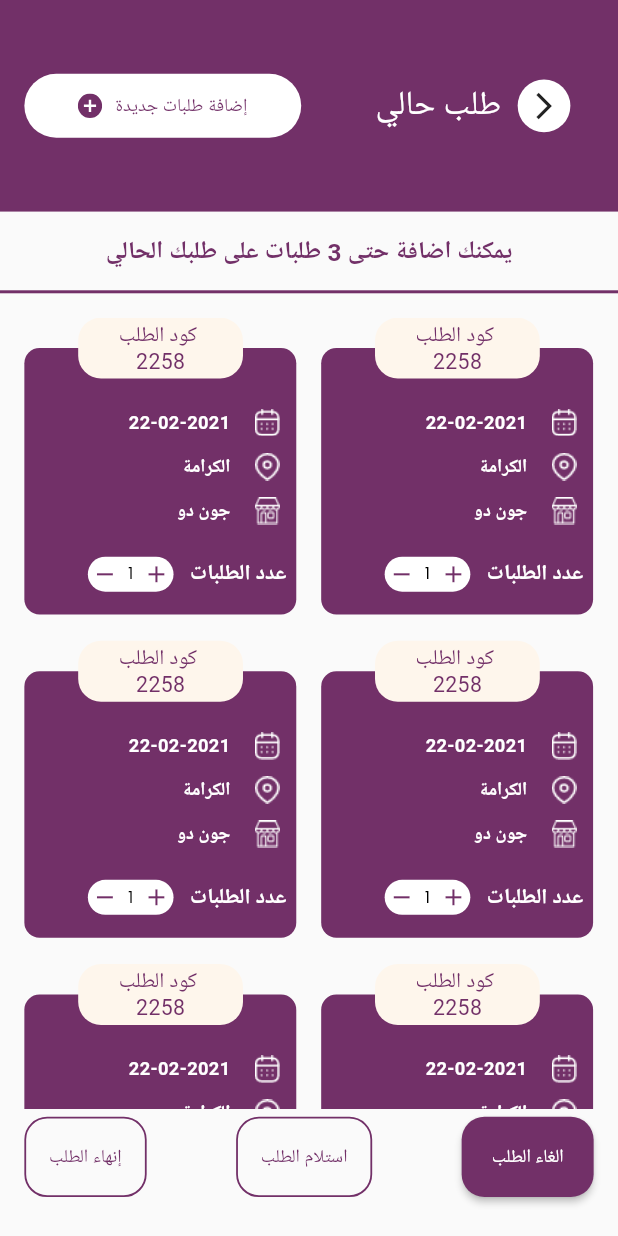
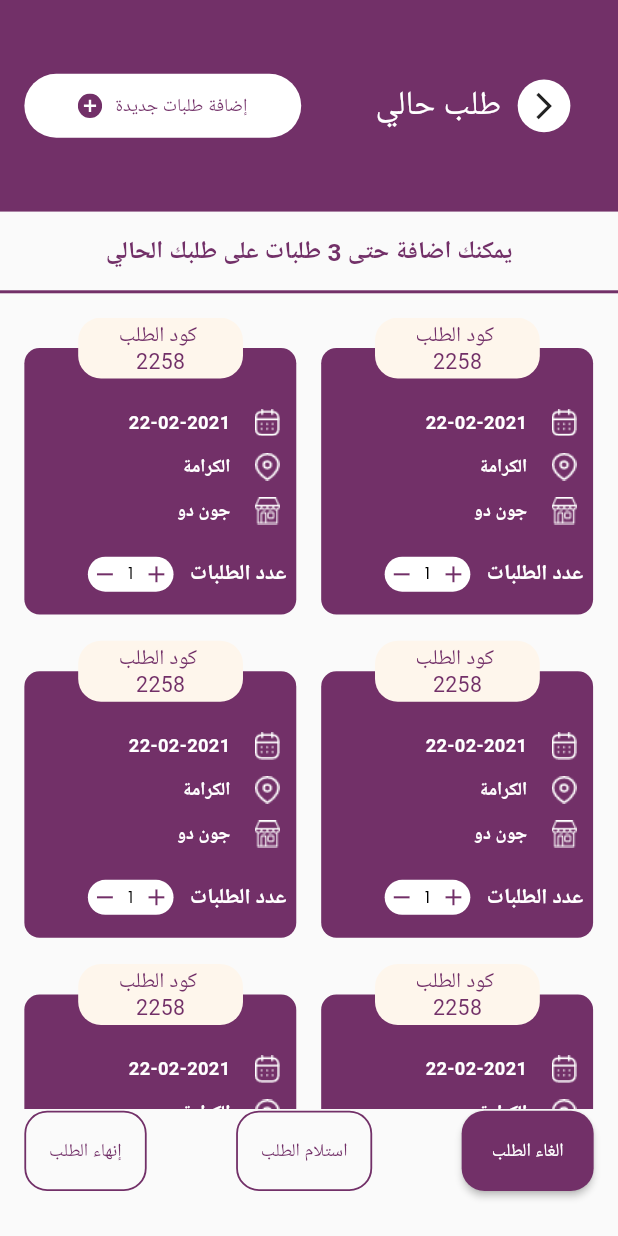
Before and after one commit to AmrHussei/task-challenge, a Flutter app: the screen it shows after launch, on a phone screen of 412 x 824 dp. Run offline on Flutter 3.47's test engine with Material 2 defaults, Android fonts, the phone set to English and light mode, and no system bars; our stand-ins replace flutter_screenutil, flutter_svg, google_fonts; Roboto replaces fonts that are missing (Tajawal).

Commit message:
Sizedbox adjustment

```diff
--- a/lib/screens/task_challenge_screen.dart
+++ b/lib/screens/task_challenge_screen.dart
@@ -32,8 +32,10 @@
             ),
             SizedBox(height: 16.h),
             const OrdersViewer(),
-            SizedBox(height: 5.h),
-            const ButtonsForControlOrders()
+            SizedBox(
+              height: 1.h,
+            ),
+            const ButtonsForControlOrders(),
           ],
         ),
       ),
--- a/lib/widgets/orders_viewer.dart
+++ b/lib/widgets/orders_viewer.dart
@@ -22,6 +22,7 @@
           itemBuilder: (context, index) {
             return const ItemBuilderWidget();
           },
+          itemCount: 20,
         ),
       ),
     );
```
